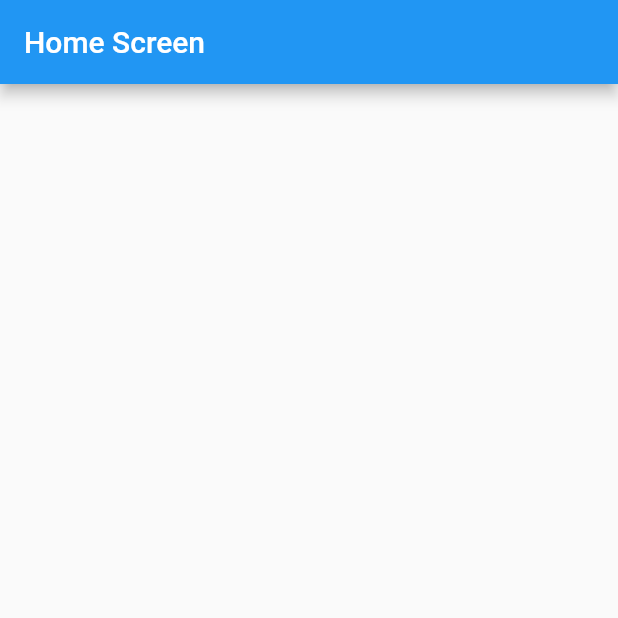
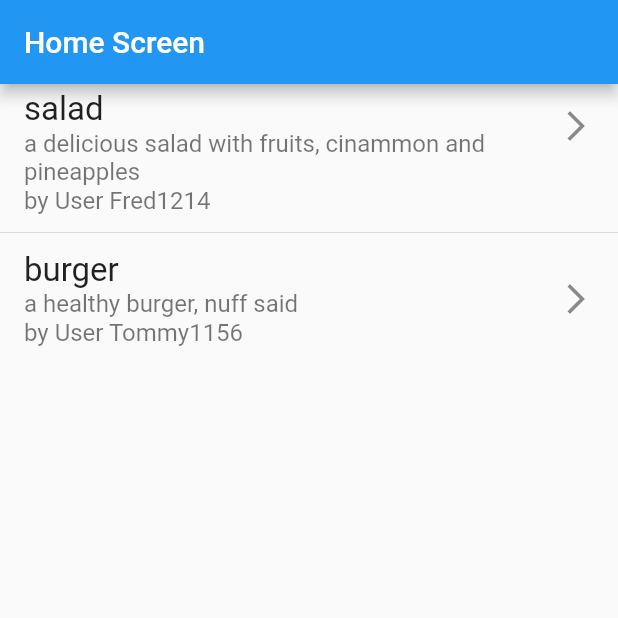
Before and after one commit to Fabian-Peter/mobile-app-dev, a Flutter app: the screen it shows after launch, on a phone screen of 412 x 824 dp, the top half of it. Run offline on Flutter 3.47's test engine with Material 2 defaults, Android fonts, the phone set to English and light mode, and no system bars; our stand-ins replace image_picker; missing offline and left inert: dart:ffi.

Commit message:
Created dummy data class, changed what's being displayed on homescreen

```diff
--- a/DiaBeatThis/lib/classes/user.dart
+++ b/DiaBeatThis/lib/classes/user.dart
@@ -6,18 +6,18 @@ class User {
       {required this.username,
       required this.name,
       required this.rights,
-      required this.follower,
-      required this.following,
+      this.follower,
+      this.following,
       required this.mailAddress,
-      required this.favorites,
-      required this.posts});
+      this.favorites,
+      this.posts});
 
   String username;
   String name;
-  Bool rights;
-  List<User> follower;
-  List<User> following;
+  bool rights;
+  List<User>? follower;
+  List<User>? following;
   String mailAddress;
-  List<Post> favorites;
-  List<Post> posts;
+  List<Post>? favorites;
+  List<Post>? posts;
 }
--- /dev/null
+++ b/DiaBeatThis/lib/data/dummy_data.dart
@@ -0,0 +1,26 @@
+import '../classes/Post.dart';
+import '../classes/recipe.dart';
+import '../classes/user.dart';
+
+class DummyData{
+
+  Recipe recipe1 = Recipe(title: 'salad', ingredients: ['lettuce', 'dressing'], description: 'a delicious salad with fruits, cinammon and pineapples', tags: ['healthy', 'yummi'], nutrition: ['proteins','carbs']);
+  Recipe recipe2 = Recipe(title: 'burger', ingredients: ['lettuce', 'meat','buns'], description: 'a healthy burger, nuff'' said', tags: ['delicious', 'yummi'], nutrition: ['proteins','carbs']);
+
+  User user1 = User(username: 'Fred1214', name: 'Frederick', rights: true,  mailAddress: 'fred1214@gmail.com');
+  User user2 = User(username: 'Tommy1156', name: 'Thomas', rights: true, mailAddress: 'thomasMueller@outlook.com');
+
+
+  List<Post> get returnData {
+    Post post1 = Post(
+        recipe: recipe1, creator: user1, creationDate: DateTime.now());
+    Post post2 = Post(
+        recipe: recipe2, creator: user2, creationDate: DateTime.now());
+
+    List<Post> posts = <Post>[];
+        posts.add(post1);
+        posts.add(post2);
+
+        return posts;
+  }
+}
--- a/DiaBeatThis/lib/screens/home_screen.dart
+++ b/DiaBeatThis/lib/screens/home_screen.dart
@@ -1,3 +1,4 @@
+import 'package:diabeatthis/data/dummy_data.dart';
 import 'package:diabeatthis/screens/post_screen.dart';
 import 'package:flutter/material.dart';
 
@@ -9,7 +10,7 @@ class HomeScreen extends StatefulWidget {
 }
 
 class _HomeScreenState extends State<HomeScreen> {
-  List<Post>? posts;
+  List<Post>? posts = DummyData().returnData;
 
 
 
@@ -39,8 +40,13 @@ class _HomeScreenState extends State<HomeScreen> {
     final Post post = posts![index];
     return ListTile(
         title: Text(
-          '${index + 1}. ${post.recipe.title}',
-          style: TextStyle(fontSize: 17),
+          post.recipe.title,
+          style: TextStyle(fontSize: 22),
+        ),
+        subtitle: Text(
+          '${post.recipe.description} \nby User ${post.creator.username}',
+          style: TextStyle(fontSize: 16),
+
         ),
         trailing: Icon(Icons.arrow_forward_ios_outlined),
         onTap: () {
```
